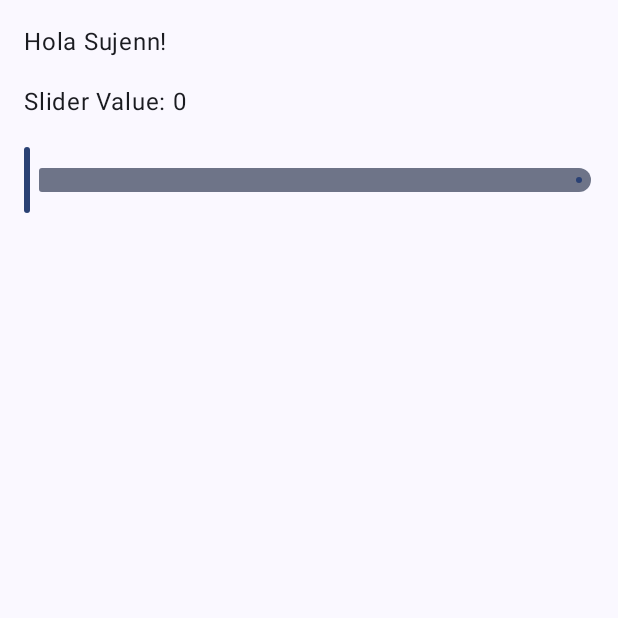
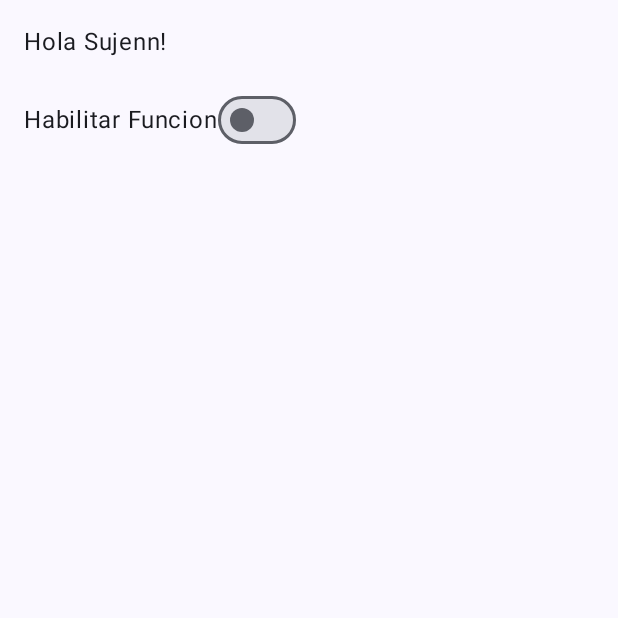
Before and after one commit to mcsjnn/lab04_AndroidStudio, an Android app built with Jetpack Compose: the screen it shows after launch (MainActivity), on a phone screen of 412 x 824 dp, the top half of it. Run offline under Robolectric (Android 15) with nearby library versions, the phone set to English and light mode, and no system bars.

```diff
--- a/app/src/main/java/com/example/lab04/MainActivity.kt
+++ b/app/src/main/java/com/example/lab04/MainActivity.kt
@@ -7,6 +7,7 @@ import androidx.activity.enableEdgeToEdge
 import androidx.compose.foundation.layout.*
 import androidx.compose.material3.*
 import androidx.compose.runtime.*
+import androidx.compose.ui.Alignment
 import androidx.compose.ui.Modifier
 import androidx.compose.ui.tooling.preview.Preview
 import androidx.compose.ui.unit.dp
@@ -39,15 +40,15 @@ fun MainContent(name: String, modifier: Modifier = Modifier) {
     ) {
         Greeting(name = name)
 
-        // Componente Slider
-        var sliderPosition by remember { mutableStateOf(0f) }
-        Text(text = "Slider Value: ${sliderPosition.toInt()}")
-        Slider(
-            value = sliderPosition,
-            onValueChange = { sliderPosition = it },
-            valueRange = 0f..100f,
-            modifier = Modifier.fillMaxWidth()
-        )
+        // Switch Component
+        var switchState by remember { mutableStateOf(false) }
+        Row(verticalAlignment = Alignment.CenterVertically) {
+            Text("Habilitar Funcion")
+            Switch(
+                checked = switchState,
+                onCheckedChange = { switchState = it }
+            )
+        }
     }
 }
 
```
